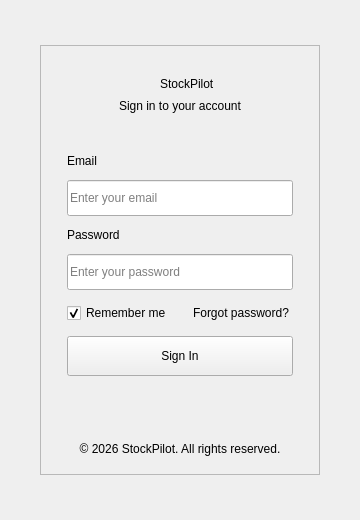
Before: the Qt Designer form InventoryQtApp/InventoryQtApp.ui in Felipeact/InventoryQtApp, drawn with Qt 5.
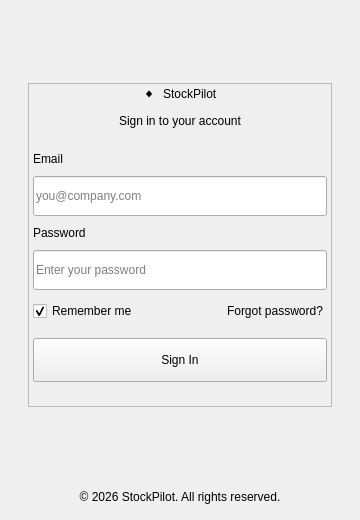
After: the same form once the commit is applied.

Patch:
```diff
--- a/InventoryQtApp/InventoryQtApp.ui
+++ b/InventoryQtApp/InventoryQtApp.ui
@@ -27,90 +27,27 @@
 		</property>
 		<widget class="QWidget" name="centralWidget">
 			<layout class="QVBoxLayout" name="outerVerticalLayout">
-				<property name="spacing">
-					<number>0</number>
-				</property>
-				<property name="leftMargin">
-					<number>0</number>
-				</property>
-				<property name="topMargin">
-					<number>0</number>
-				</property>
-				<property name="rightMargin">
-					<number>0</number>
-				</property>
-				<property name="bottomMargin">
-					<number>0</number>
-				</property>
+    <property name="spacing"><number>0</number></property>
+    <property name="leftMargin"><number>28</number></property>
+    <property name="topMargin"><number>0</number></property>
+    <property name="rightMargin"><number>28</number></property>
+    <property name="bottomMargin"><number>0</number></property>
 				<item>
 					<spacer name="topSpacer">
-						<property name="orientation">
-							<enum>Qt::Orientation::Vertical</enum>
-						</property>
-						<property name="sizeHint" stdset="0">
-							<size>
-								<width>20</width>
-								<height>30</height>
-							</size>
-						</property>
-					</spacer>
-				</item>
-				<item>
-					<layout class="QHBoxLayout" name="centerHorizontalLayout">
-						<item>
-							<spacer name="leftSpacer">
-								<property name="orientation">
-									<enum>Qt::Orientation::Horizontal</enum>
-								</property>
-								<property name="sizeHint" stdset="0">
-									<size>
-										<width>40</width>
-										<height>20</height>
-									</size>
-								</property>
+      <property name="orientation"><enum>Qt::Vertical</enum></property>
+      <property name="sizeHint" stdset="0"><size><width>20</width><height>24</height></size></property>
 							</spacer>
 						</item>
 						<item>
 							<widget class="QFrame" name="loginCard">
-								<property name="minimumSize">
-									<size>
-										<width>280</width>
-										<height>430</height>
-									</size>
-								</property>
-								<property name="maximumSize">
-									<size>
-										<width>280</width>
-										<height>430</height>
-									</size>
-								</property>
-								<property name="frameShape">
-									<enum>QFrame::Shape::StyledPanel</enum>
-								</property>
-								<property name="frameShadow">
-									<enum>QFrame::Shadow::Raised</enum>
-								</property>
+      <property name="frameShape"><enum>QFrame::StyledPanel</enum></property>
 								<layout class="QVBoxLayout" name="loginCardLayout">
-									<property name="spacing">
-										<number>12</number>
-									</property>
-									<property name="leftMargin">
-										<number>26</number>
-									</property>
-									<property name="topMargin">
-										<number>28</number>
-									</property>
-									<property name="rightMargin">
-										<number>26</number>
-									</property>
-									<property name="bottomMargin">
-										<number>18</number>
-									</property>
-									<item>
-										<layout class="QVBoxLayout" name="brandLayout">
-											<property name="spacing">
-												<number>5</number>
-											</property>
+       <property name="spacing"><number>10</number></property>
+       <property name="leftMargin"><number>4</number></property>
+       <property name="topMargin"><number>0</number></property>
+       <property name="rightMargin"><number>4</number></property>
+       <property name="bottomMargin"><number>0</number></property>
+       <!-- Brand -->
 											<item>
 												<layout class="QHBoxLayout" name="brandTitleLayout">
 													<property name="spacing">
@@ -118,25 +55,14 @@
 													</property>
 													<item>
 														<spacer name="brandLeftSpacer">
-															<property name="orientation">
-																<enum>Qt::Orientation::Horizontal</enum>
-															</property>
-															<property name="sizeHint" stdset="0">
-																<size>
-																	<width>20</width>
-																	<height>20</height>
-																</size>
-															</property>
+           <property name="orientation"><enum>Qt::Horizontal</enum></property>
+           <property name="sizeHint" stdset="0"><size><width>10</width><height>20</height></size></property>
 														</spacer>
 													</item>
 													<item>
 														<widget class="QLabel" name="logoLabel">
-															<property name="text">
-																<string/>
-															</property>
-															<property name="alignment">
-																<set>Qt::AlignmentFlag::AlignCenter</set>
-															</property>
+           <property name="text"><string>◆</string></property>
+           <property name="alignment"><set>Qt::AlignCenter</set></property>
 														</widget>
 													</item>
 													<item>
@@ -148,44 +74,26 @@
 													</item>
 													<item>
 														<spacer name="brandRightSpacer">
-															<property name="orientation">
-																<enum>Qt::Orientation::Horizontal</enum>
-															</property>
-															<property name="sizeHint" stdset="0">
-																<size>
-																	<width>20</width>
-																	<height>20</height>
-																</size>
-															</property>
+           <property name="orientation"><enum>Qt::Horizontal</enum></property>
+           <property name="sizeHint" stdset="0"><size><width>10</width><height>20</height></size></property>
 														</spacer>
 													</item>
 												</layout>
 											</item>
 											<item>
 												<widget class="QLabel" name="subtitleLabel">
-													<property name="text">
-														<string>Sign in to your account</string>
-													</property>
-													<property name="alignment">
-														<set>Qt::AlignmentFlag::AlignCenter</set>
-													</property>
-												</widget>
-											</item>
-										</layout>
+         <property name="text"><string>Sign in to your account</string></property>
+         <property name="alignment"><set>Qt::AlignCenter</set></property>
+        </widget>
 									</item>
 									<item>
 										<spacer name="formTopSpacer">
-											<property name="orientation">
-												<enum>Qt::Orientation::Vertical</enum>
-											</property>
-											<property name="sizeHint" stdset="0">
-												<size>
-													<width>20</width>
-													<height>12</height>
-												</size>
-											</property>
-										</spacer>
-									</item>
+         <property name="orientation"><enum>Qt::Vertical</enum></property>
+         <property name="sizeType"><enum>QSizePolicy::Fixed</enum></property>
+         <property name="sizeHint" stdset="0"><size><width>20</width><height>14</height></size></property>
+        </spacer>
+       </item>
+       <!-- Email -->
 									<item>
 										<widget class="QLabel" name="emailLabel">
 											<property name="text">
@@ -195,17 +103,11 @@
 									</item>
 									<item>
 										<widget class="QLineEdit" name="emailInput">
-											<property name="minimumSize">
-												<size>
-													<width>0</width>
-													<height>36</height>
-												</size>
-											</property>
-											<property name="placeholderText">
-												<string>Enter your email</string>
-											</property>
-										</widget>
-									</item>
+         <property name="minimumSize"><size><width>0</width><height>40</height></size></property>
+         <property name="placeholderText"><string>you@company.com</string></property>
+        </widget>
+       </item>
+       <!-- Password -->
 									<item>
 										<widget class="QLabel" name="passwordLabel">
 											<property name="text">
@@ -215,18 +117,9 @@
 									</item>
 									<item>
 										<widget class="QLineEdit" name="passwordInput">
-											<property name="minimumSize">
-												<size>
-													<width>0</width>
-													<height>36</height>
-												</size>
-											</property>
-											<property name="echoMode">
-												<enum>QLineEdit::EchoMode::Password</enum>
-											</property>
-											<property name="placeholderText">
-												<string>Enter your password</string>
-											</property>
+         <property name="minimumSize"><size><width>0</width><height>40</height></size></property>
+         <property name="echoMode"><enum>QLineEdit::Password</enum></property>
+         <property name="placeholderText"><string>Enter your password</string></property>
 										</widget>
 									</item>
 									<item>
@@ -269,81 +162,48 @@
 											</item>
 										</layout>
 									</item>
+       <item>
+        <spacer name="ctaTopSpacer">
+         <property name="orientation"><enum>Qt::Vertical</enum></property>
+         <property name="sizeType"><enum>QSizePolicy::Fixed</enum></property>
+         <property name="sizeHint" stdset="0"><size><width>20</width><height>6</height></size></property>
+        </spacer>
+       </item>
 									<item>
 										<widget class="QPushButton" name="loginButton">
-											<property name="minimumSize">
-												<size>
-													<width>0</width>
-													<height>40</height>
-												</size>
-											</property>
-											<property name="text">
-												<string>Sign In</string>
-											</property>
+         <property name="minimumSize"><size><width>0</width><height>44</height></size></property>
+         <property name="text"><string>Sign In</string></property>
+         <property name="cursor"><cursorShape>PointingHandCursor</cursorShape></property>
 										</widget>
 									</item>
 									<item>
 										<widget class="QLabel" name="statusLabel">
-											<property name="text">
-												<string/>
-											</property>
-											<property name="alignment">
-												<set>Qt::AlignmentFlag::AlignCenter</set>
-											</property>
+         <property name="text"><string/></property>
+         <property name="alignment"><set>Qt::AlignCenter</set></property>
+         <property name="wordWrap"><bool>true</bool></property>
+        </widget>
+       </item>
+      </layout>
 										</widget>
 									</item>
 									<item>
-										<spacer name="footerSpacer">
-											<property name="orientation">
-												<enum>Qt::Orientation::Vertical</enum>
-											</property>
-											<property name="sizeHint" stdset="0">
-												<size>
-													<width>20</width>
-													<height>20</height>
-												</size>
-											</property>
+     <spacer name="footerTopSpacer">
+      <property name="orientation"><enum>Qt::Vertical</enum></property>
+      <property name="sizeType"><enum>QSizePolicy::Expanding</enum></property>
+      <property name="sizeHint" stdset="0"><size><width>20</width><height>12</height></size></property>
 										</spacer>
 									</item>
 									<item>
 										<widget class="QLabel" name="footerLabel">
-											<property name="text">
-												<string>© 2026 StockPilot. All rights reserved.</string>
-											</property>
-											<property name="alignment">
-												<set>Qt::AlignmentFlag::AlignCenter</set>
-											</property>
-										</widget>
-									</item>
-								</layout>
-							</widget>
-						</item>
-						<item>
-							<spacer name="rightSpacer">
-								<property name="orientation">
-									<enum>Qt::Orientation::Horizontal</enum>
-								</property>
-								<property name="sizeHint" stdset="0">
-									<size>
-										<width>40</width>
-										<height>20</height>
-									</size>
-								</property>
-							</spacer>
-						</item>
-					</layout>
+      <property name="text"><string>© 2026 StockPilot. All rights reserved.</string></property>
+      <property name="alignment"><set>Qt::AlignCenter</set></property>
+     </widget>
 				</item>
 				<item>
 					<spacer name="bottomSpacer">
-						<property name="orientation">
-							<enum>Qt::Orientation::Vertical</enum>
-						</property>
-						<property name="sizeHint" stdset="0">
-							<size>
-								<width>20</width>
-								<height>30</height>
-							</size>
-						</property>
+      <property name="orientation"><enum>Qt::Vertical</enum></property>
+      <property name="sizeType"><enum>QSizePolicy::Fixed</enum></property>
+      <property name="sizeHint" stdset="0"><size><width>20</width><height>16</height></size></property>
 					</spacer>
 				</item>
 			</layout>
```
Left out of the diff: 75 changed lines with no effect on the pictures. Lines whose indentation alone changed are shown as unchanged.
